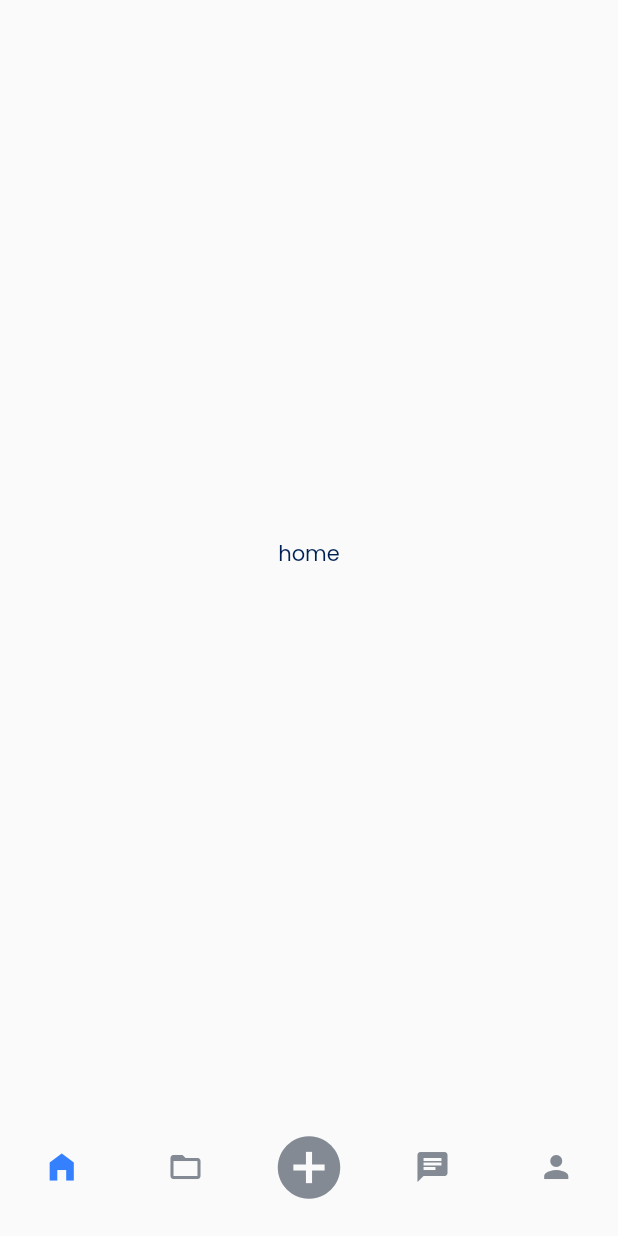
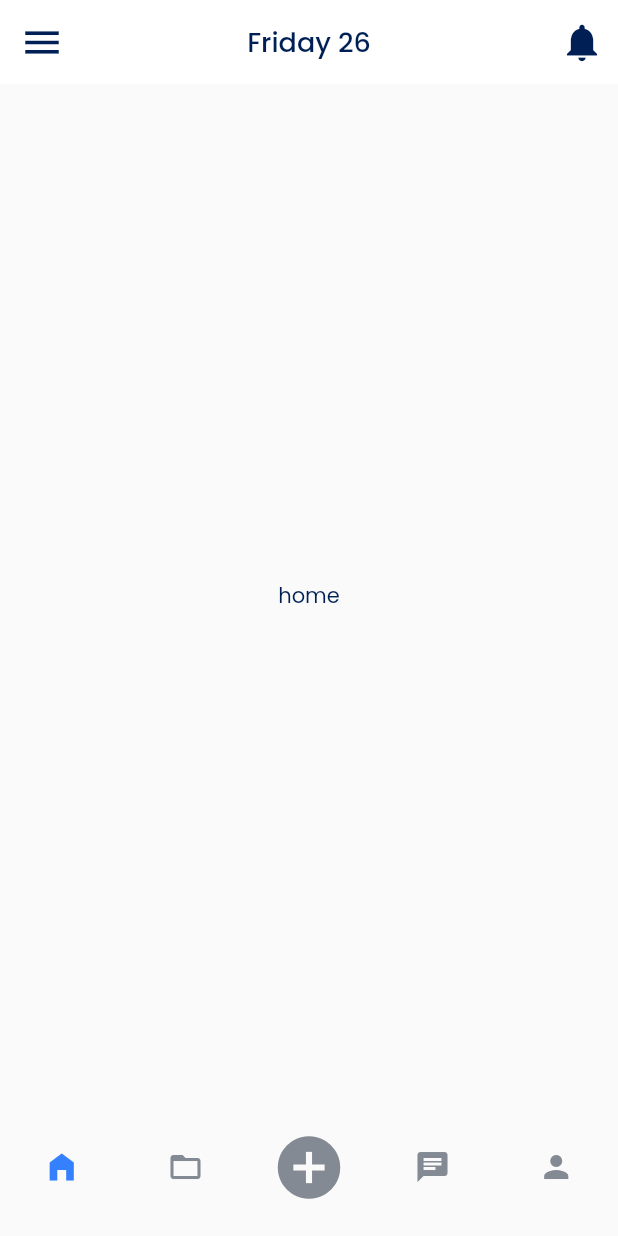
Before and after one commit to cqthor/tracker-task-managment-app, a Flutter app: the screen it shows after launch, on a phone screen of 412 x 824 dp. Run offline on Flutter 3.47's test engine with Material 2 defaults, Android fonts, the phone set to English and light mode, and no system bars; our stand-ins replace flutter_svg, smooth_page_indicator.

Commit message:
adding appbar

```diff
--- a/lib/screens/home/home_screens.dart
+++ b/lib/screens/home/home_screens.dart
@@ -15,6 +15,33 @@ class _HomeScreensState extends State<HomeScreens> {
     Text('chat'),
     Text('profile'),
   ];
+  static final List<AppBar> _appbars = [
+    AppBar(
+      title: const Text("Friday 26"),
+      leading: IconButton(
+        onPressed: () {},
+        icon: const Icon(Icons.menu),
+      ),
+      actions: [
+        IconButton(
+          onPressed: () {},
+          icon: const Icon(Icons.notifications),
+        ),
+      ],
+    ),
+    AppBar(
+      title: const Text("Appbar"),
+    ),
+    AppBar(
+      title: const Text("Appbar"),
+    ),
+    AppBar(
+      title: const Text("Appbar"),
+    ),
+    AppBar(
+      title: const Text("Appbar"),
+    )
+  ];
   int _selectedIndex = 0;
   void _onItemTapped(int index) {
     setState(() {
@@ -25,6 +52,7 @@ class _HomeScreensState extends State<HomeScreens> {
   @override
   Widget build(BuildContext context) {
     return Scaffold(
+      appBar: _appbars.elementAt(_selectedIndex),
       body: Center(child: _pages.elementAt(_selectedIndex)),
       bottomNavigationBar: BottomNavigationBar(
         showSelectedLabels: false,
```
